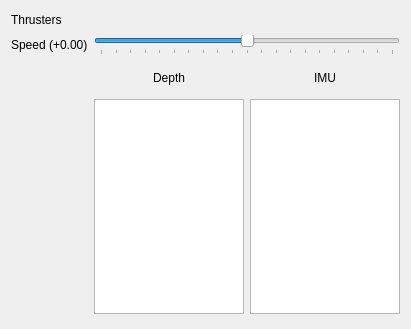
This is src/rqt/rqt_syscheck/resource/SysCheck.ui in PalouseRobosub/robosub as Qt 5 draws it before an edit. The edited form follows.
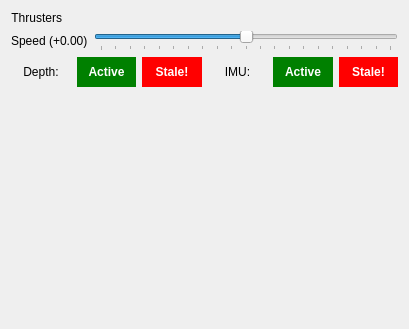
This is the edited form.

Commit message: Better notification system for stale messages. Made thrusters scaled by orientation in param file

```diff
--- a/src/rqt/rqt_syscheck/resource/SysCheck.ui
+++ b/src/rqt/rqt_syscheck/resource/SysCheck.ui
@@ -17,28 +17,21 @@
    <property name="fieldGrowthPolicy">
     <enum>QFormLayout::AllNonFixedFieldsGrow</enum>
    </property>
-   <item row="0" column="0">
-    <widget class="QLabel" name="thrusterLabel">
-     <property name="text">
-      <string>Thrusters</string>
-     </property>
-    </widget>
-   </item>
-   <item row="0" column="1">
+   <item row="1" column="1">
     <layout class="QVBoxLayout" name="thrusterButtons">
      <property name="bottomMargin">
       <number>0</number>
      </property>
     </layout>
    </item>
-   <item row="1" column="0">
+   <item row="4" column="0">
     <widget class="QLabel" name="speedLabel">
      <property name="text">
       <string>Speed (+0.00)</string>
      </property>
     </widget>
    </item>
-   <item row="1" column="1">
+   <item row="4" column="1">
     <widget class="QSlider" name="thrusterSpeed">
      <property name="minimum">
       <number>-100</number>
@@ -63,12 +56,82 @@
      </property>
     </widget>
    </item>
-   <item row="3" column="1">
-    <layout class="QGridLayout" name="gridLayout" columnminimumwidth="150,150">
+   <item row="6" column="0" colspan="2">
+    <layout class="QGridLayout" name="gridLayout">
      <property name="bottomMargin">
       <number>0</number>
      </property>
+     <item row="0" column="1">
+      <layout class="QHBoxLayout" name="horizontalLayout_2">
+       <item>
+        <widget class="QLabel" name="imuLabel">
+         <property name="minimumSize">
+          <size>
+           <width>0</width>
+           <height>30</height>
+          </size>
+         </property>
+         <property name="maximumSize">
+          <size>
+           <width>16777215</width>
+           <height>30</height>
+          </size>
+         </property>
+         <property name="text">
+          <string>IMU:</string>
+         </property>
+         <property name="alignment">
+          <set>Qt::AlignCenter</set>
+         </property>
+        </widget>
+       </item>
+       <item>
+        <widget class="QLabel" name="imuActive">
+         <property name="font">
+          <font>
+           <weight>75</weight>
+           <bold>true</bold>
+           <kerning>false</kerning>
+          </font>
+         </property>
+         <property name="styleSheet">
+          <string notr="true">background-color:green; color: white;</string>
+         </property>
+         <property name="text">
+          <string>Active</string>
+         </property>
+         <property name="alignment">
+          <set>Qt::AlignCenter</set>
+         </property>
+        </widget>
+       </item>
+       <item>
+        <widget class="QLabel" name="imuStale">
+         <property name="font">
+          <font>
+           <weight>75</weight>
+           <bold>true</bold>
+          </font>
+         </property>
+         <property name="styleSheet">
+          <string notr="true">background-color:red; color: white;</string>
+         </property>
+         <property name="text">
+          <string>Stale!</string>
+         </property>
+         <property name="textFormat">
+          <enum>Qt::AutoText</enum>
+         </property>
+         <property name="alignment">
+          <set>Qt::AlignCenter</set>
+         </property>
+        </widget>
+       </item>
+      </layout>
+     </item>
      <item row="0" column="0">
+      <layout class="QHBoxLayout" name="horizontalLayout">
+       <item>
       <widget class="QLabel" name="depthLabel">
        <property name="minimumSize">
         <size>
@@ -86,75 +149,96 @@
         <string notr="true"/>
        </property>
        <property name="text">
-        <string>Depth</string>
+          <string>Depth:</string>
        </property>
        <property name="alignment">
         <set>Qt::AlignCenter</set>
        </property>
       </widget>
      </item>
-     <item row="0" column="1">
-      <widget class="QLabel" name="imuLabel">
-       <property name="minimumSize">
-        <size>
-         <width>0</width>
-         <height>30</height>
-        </size>
-       </property>
-       <property name="maximumSize">
-        <size>
-         <width>16777215</width>
-         <height>30</height>
-        </size>
+       <item>
+        <widget class="QLabel" name="depthActive">
+         <property name="font">
+          <font>
+           <weight>75</weight>
+           <bold>true</bold>
+          </font>
+         </property>
+         <property name="styleSheet">
+          <string notr="true">background-color: green; color: white;</string>
        </property>
        <property name="text">
-        <string>IMU</string>
+          <string>Active</string>
        </property>
        <property name="alignment">
         <set>Qt::AlignCenter</set>
        </property>
       </widget>
+       </item>
+       <item>
+        <widget class="QLabel" name="depthStale">
+         <property name="enabled">
+          <bool>true</bool>
+         </property>
+         <property name="font">
+          <font>
+           <weight>75</weight>
+           <bold>true</bold>
+          </font>
+         </property>
+         <property name="styleSheet">
+          <string notr="true">background-color:red; color: white;</string>
+         </property>
+         <property name="text">
+          <string>Stale!</string>
+         </property>
+         <property name="alignment">
+          <set>Qt::AlignCenter</set>
+         </property>
+        </widget>
+       </item>
+      </layout>
+     </item>
+    </layout>
      </item>
      <item row="1" column="0">
-      <widget class="QPlainTextEdit" name="depthData">
-       <property name="minimumSize">
-        <size>
-         <width>100</width>
-         <height>215</height>
-        </size>
-       </property>
-       <property name="readOnly">
-        <bool>true</bool>
+    <widget class="QLabel" name="thrusterLabel">
+     <property name="text">
+      <string>Thrusters</string>
+     </property>
+     <property name="alignment">
+      <set>Qt::AlignRight|Qt::AlignTrailing|Qt::AlignVCenter</set>
        </property>
       </widget>
      </item>
-     <item row="1" column="1">
-      <widget class="QPlainTextEdit" name="imuData">
-       <property name="minimumSize">
-        <size>
-         <width>100</width>
-         <height>215</height>
-        </size>
-       </property>
-       <property name="readOnly">
-        <bool>true</bool>
-       </property>
-      </widget>
-     </item>
-    </layout>
-   </item>
-   <item row="3" column="0">
+   <item row="8" column="0" colspan="2">
+    <layout class="QHBoxLayout" name="horizontalLayout_3">
+     <property name="leftMargin">
+      <number>0</number>
+     </property>
+     <property name="rightMargin">
+      <number>0</number>
+     </property>
+     <property name="bottomMargin">
+      <number>0</number>
+     </property>
+     <item alignment="Qt::AlignHCenter">
     <widget class="QLabel" name="logoBox">
      <property name="maximumSize">
       <size>
        <width>135</width>
-       <height>100</height>
+         <height>55</height>
       </size>
      </property>
      <property name="text">
-      <string>             </string>
-     </property>
-    </widget>
+        <string/>
+       </property>
+       <property name="alignment">
+        <set>Qt::AlignCenter</set>
+       </property>
+      </widget>
+     </item>
+    </layout>
    </item>
   </layout>
  </widget>
```
Lines whose indentation alone changed are shown as unchanged. The commit also changes 3 other files.
